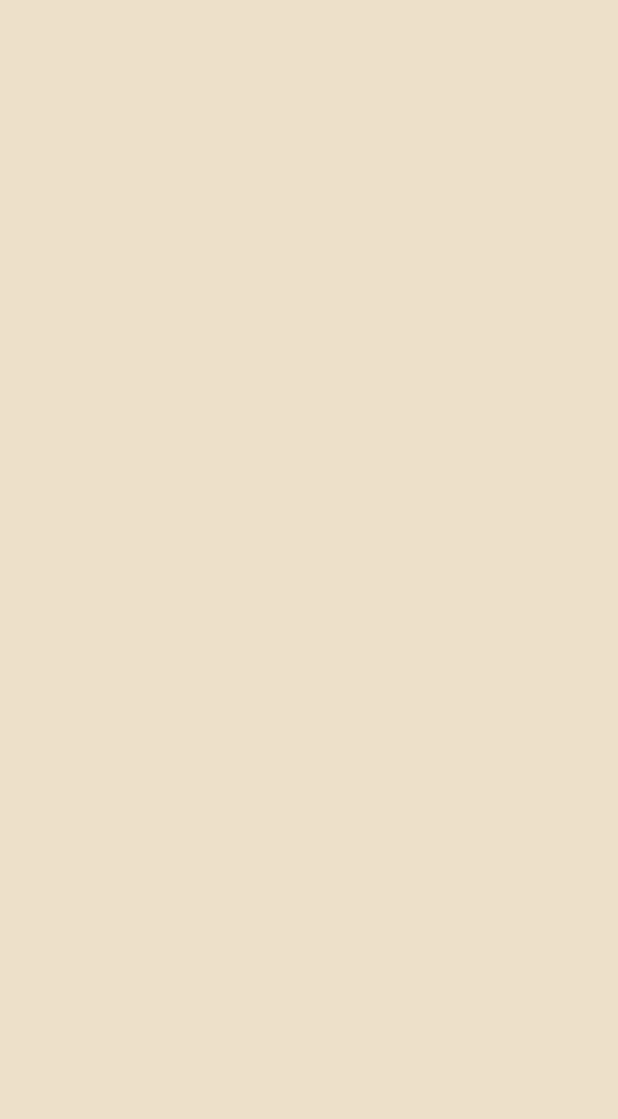
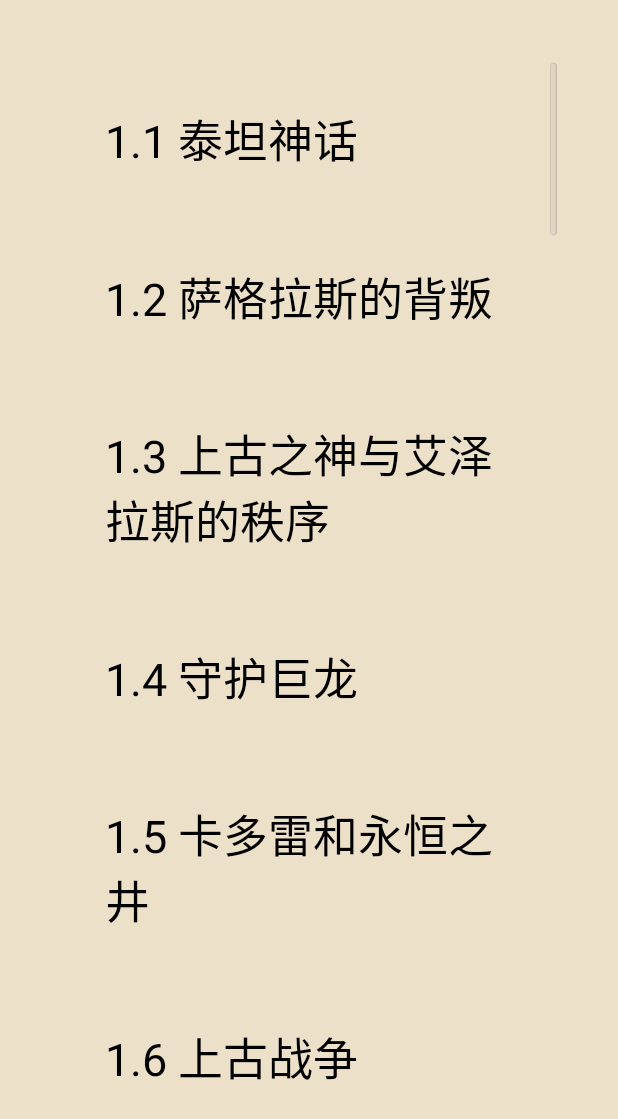
Before and after one commit to HeSuxiang/LibarayOfAzeroth, an Android app: the MainHistoryActivity screen opened directly, with no data from a screen before it, on a phone screen of 412 x 824 dp. Before the commit the part shown is empty. Shown: the top 1119 px of the screen. Run offline under Robolectric (Android 15) with nearby library versions, the light colour scheme and no system bars.

Commit message:
正史列表测试

```diff
--- a/app/src/main/java/com/cuisanzhang/libarayofazeroth/MainHistoryActivity.java
+++ b/app/src/main/java/com/cuisanzhang/libarayofazeroth/MainHistoryActivity.java
@@ -1,14 +1,146 @@
 package com.cuisanzhang.libarayofazeroth;
 
 import android.app.Activity;
+import android.content.Context;
 import android.support.v7.app.AppCompatActivity;
 import android.os.Bundle;
+import android.view.LayoutInflater;
+import android.view.View;
+import android.view.ViewGroup;
+import android.widget.BaseAdapter;
+import android.widget.ListView;
+import android.widget.TextView;
 
 public class MainHistoryActivity extends Activity {
 
+
+    private  String[] Historys = {
+            "1.1 泰坦神话",
+            "1.2 萨格拉斯的背叛",
+            "1.3 上古之神与艾泽拉斯的秩序",
+            "1.4 守护巨龙",
+            "1.5 卡多雷和永恒之井",
+            "1.6 上古战争",
+            "1.7 世界的分裂",
+            "1.8 海加尔山和伊利丹的礼物",
+            "1.9 世界之树和翡翠梦境",
+            "1.10 高等精灵的流放",
+            "1.11 哨兵的长期卫戎",
+            "1.12 奎尔萨拉斯的建立",
+            "1.13 阿拉索与巨魔战争",
+            "1.14 帝国的陷落",
+            "1.15 提瑞法斯的守护者",
+
+            "铁炉堡—矮人的觉醒",
+            "七大王国",
+            "艾格文与屠龙",
+            "三锤之战",
+            "最后的守护者",
+            "基尔加丹和影子契约",
+            "部落的崛起",
+            "黑暗之门与暴风城的陷落",
+            "洛丹伦联盟",
+            "跨越黑暗之门",
+            "德拉诺的入侵",
+            "巫妖之王的诞生",
+            "寒冰王冠与冰封王座",
+            "格瑞姆巴托之战",
+            "兽人的消沉",
+
+
+            "新的部落",
+            "蜘蛛之战",
+            "克尔苏加德和天灾军团的建立",
+            "联盟的分裂",
+            "洛丹伦的天灾",
+            "太阳之井—奎尔萨拉斯的沦陷",
+            "阿克蒙德的归来和卡利姆多之旅",
+            "背叛者的胜利",
+            "血精灵的崛起",
+            "瘟疫之地的内战",
+            "巫妖王的胜利",
+            "古老的仇恨-卡利姆多的开拓",
+            "诅咒之路",
+            "亡灵瘟疫流行病学",
+    };
     @Override
     protected void onCreate(Bundle savedInstanceState) {
         super.onCreate(savedInstanceState);
         setContentView(R.layout.activity_main_history);
+
+        ListView listView = (ListView) findViewById(R.id.listView);
+
+        MyAdapter adapter = new MyAdapter(getApplicationContext());
+
+        listView.setAdapter(adapter);
+
+        //去掉分割线
+        listView.setDividerHeight(0);
     }
+
+    private class MyAdapter extends BaseAdapter {
+
+        private final class ViewHolder {
+//            private String name;
+            private TextView textView;
+        }
+            private LayoutInflater mInflater = getLayoutInflater();
+            private ViewHolder holder = null;
+
+            private MyAdapter(Context context) {
+                this.mInflater = LayoutInflater.from(context);
+            }
+
+            @Override
+            public int getCount() {
+                // TODO Auto-generated method stub
+                return Historys.length;
+            }
+
+            @Override
+            public Object getItem(int position) {
+                // TODO Auto-generated method stub
+                return position;
+            }
+
+            @Override
+            public long getItemId(int position) {
+                // TODO Auto-generated method stub
+                return position;
+            }
+
+            @Override
+            public View getView(int position, View convertView, ViewGroup parent) {
+                // TODO Auto-generated method stub
+                final int pos = position;
+
+                if (convertView == null) {
+
+                    holder = new ViewHolder();
+
+                    convertView = mInflater.inflate(R.layout.layout_listview_item, null);
+
+//                    holder.name = "";
+
+                    holder.textView = (TextView) convertView
+                            .findViewById(R.id.textView);
+
+                    convertView.setTag(holder);
+
+                } else {
+
+                    holder = (ViewHolder) convertView.getTag();
+
+                }
+
+
+                holder.textView.setText(Historys[position]);
+
+//                holder.name.setText(block.getMaterial());
+
+                return convertView;
+            }
+
+        }
+
 }
--- a/app/src/main/res/layout/activity_main_history.xml
+++ b/app/src/main/res/layout/activity_main_history.xml
@@ -8,4 +8,13 @@
 
     tools:context="com.cuisanzhang.libarayofazeroth.MainHistoryActivity">
 
+
+    <ListView
+        android:id="@+id/listView"
+        android:padding="40dp"
+        android:layout_width="match_parent"
+        android:layout_height="match_parent"
+
+        >
+    </ListView>
 </android.support.constraint.ConstraintLayout>
--- a/app/src/main/res/layout/activity_main_layout.xml
+++ b/app/src/main/res/layout/activity_main_layout.xml
@@ -39,6 +39,7 @@
                 android:textStyle="bold"
                 android:background="@drawable/title_bg"
                 />
+
         </LinearLayout>
 
         <LinearLayout
--- /dev/null
+++ b/app/src/main/res/layout/layout_listview_item.xml
@@ -0,0 +1,14 @@
+<?xml version="1.0" encoding="utf-8"?>
+<LinearLayout xmlns:android="http://schemas.android.com/apk/res/android"
+    android:orientation="vertical" android:layout_width="match_parent"
+    android:layout_height="match_parent">
+
+    <TextView
+        android:id="@+id/textView"
+        android:padding="30dp"
+        android:layout_width="match_parent"
+        android:layout_height="wrap_content"
+        android:textSize="30dp"
+        android:textColor="@android:color/black"/>
+
+</LinearLayout>
--- a/app/src/main/res/values/strings.xml
+++ b/app/src/main/res/values/strings.xml
@@ -2,7 +2,7 @@
     <string name="app_name">艾泽拉斯大图书馆</string>
 
     <string name="dummy_button">正史</string>
-    <string name="dummy_content">偏史</string>
+    <string name="dummy_content">其他藏书</string>
     <string name="title">艾泽拉斯大图书馆</string>
     <string name="by">九城珍藏版</string>
 </resources>
```
Also changed, not shown: app/src/main/res/drawable/wow.jpeg (added).
